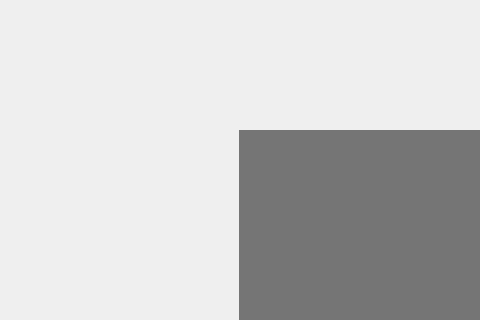
This is Foorge/mainwindow.ui in NCChacki/CS3505-Software2-SpriteEditor as Qt 5 draws it before an edit; both pictures show x 0 to 480 and y 0 to 320 of the 800 by 600 pixel window. The edited form follows.
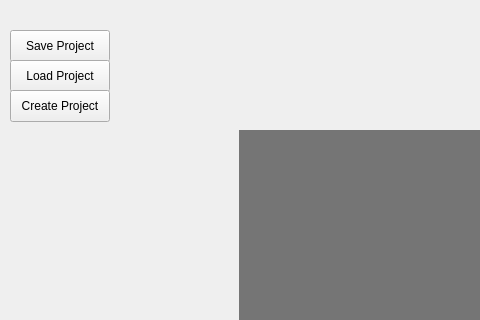
This is the edited form. Custom widgets are drawn as their Qt base class.

What changed in the file:
```diff
--- a/Foorge/mainwindow.ui
+++ b/Foorge/mainwindow.ui
@@ -127,6 +127,45 @@
      <bool>true</bool>
     </property>
    </widget>
+   <widget class="QPushButton" name="saveProjectButton">
+    <property name="geometry">
+     <rect>
+      <x>10</x>
+      <y>30</y>
+      <width>100</width>
+      <height>32</height>
+     </rect>
+    </property>
+    <property name="text">
+     <string>Save Project</string>
+    </property>
+   </widget>
+   <widget class="QPushButton" name="loadProjectButton">
+    <property name="geometry">
+     <rect>
+      <x>10</x>
+      <y>60</y>
+      <width>100</width>
+      <height>32</height>
+     </rect>
+    </property>
+    <property name="text">
+     <string>Load Project</string>
+    </property>
+   </widget>
+   <widget class="QPushButton" name="createProjectButton">
+    <property name="geometry">
+     <rect>
+      <x>10</x>
+      <y>90</y>
+      <width>100</width>
+      <height>32</height>
+     </rect>
+    </property>
+    <property name="text">
+     <string>Create Project</string>
+    </property>
+   </widget>
   </widget>
   <widget class="QMenuBar" name="menubar">
    <property name="geometry">
```
Left out of the diff: 2 changed lines with no effect on the pictures.
